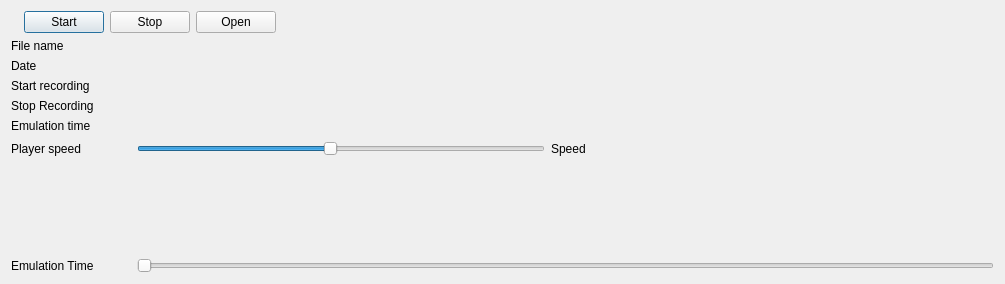
Above: device/pc/larus_emulator/emulator_ui.ui from larus-breeze/sw_frontend_rs before the change. Below: the same form after it.
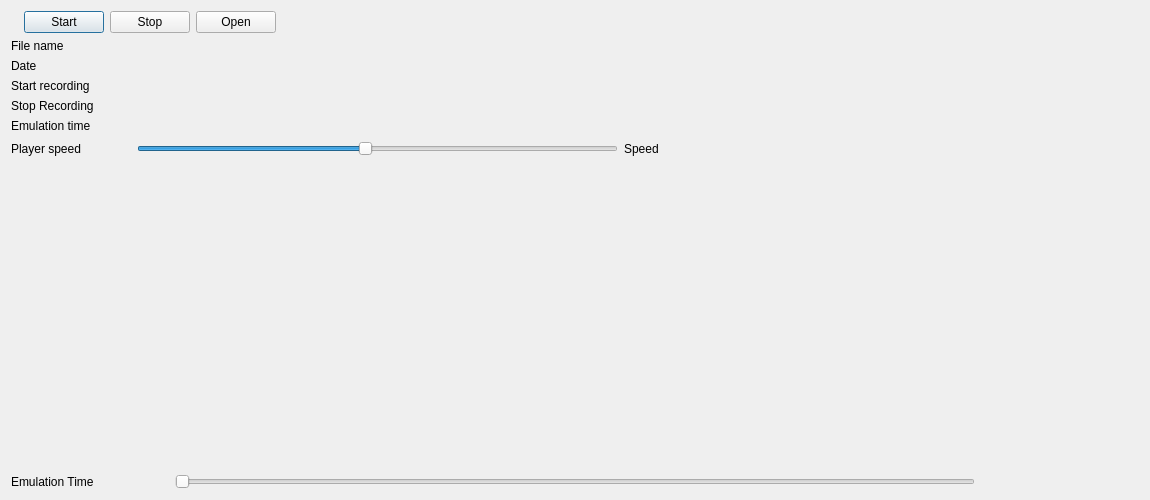
That is the form after the change.

```diff
--- a/device/pc/larus_emulator/emulator_ui.ui
+++ b/device/pc/larus_emulator/emulator_ui.ui
@@ -6,10 +6,16 @@
    <rect>
     <x>0</x>
     <y>0</y>
-    <width>1005</width>
-    <height>284</height>
+    <width>1150</width>
+    <height>500</height>
    </rect>
   </property>
+  <property name="sizePolicy">
+   <sizepolicy hsizetype="Fixed" vsizetype="Fixed">
+    <horstretch>0</horstretch>
+    <verstretch>0</verstretch>
+   </sizepolicy>
+  </property>
   <property name="windowTitle">
    <string>Dialog</string>
   </property>
@@ -304,10 +310,23 @@
      </property>
     </spacer>
    </item>
+   <item>
+    <widget class="QLabel" name="baroWidget">
+     <property name="text">
+      <string/>
+     </property>
+    </widget>
+   </item>
    <item>
     <layout class="QHBoxLayout" name="horizontalLayout">
      <item>
       <widget class="QLabel" name="lbEmulationTime">
+       <property name="sizePolicy">
+        <sizepolicy hsizetype="Expanding" vsizetype="Preferred">
+         <horstretch>0</horstretch>
+         <verstretch>0</verstretch>
+        </sizepolicy>
+       </property>
        <property name="minimumSize">
         <size>
          <width>120</width>
@@ -335,6 +354,19 @@
        </property>
       </widget>
      </item>
+     <item>
+      <widget class="QLabel" name="label">
+       <property name="sizePolicy">
+        <sizepolicy hsizetype="Expanding" vsizetype="Preferred">
+         <horstretch>0</horstretch>
+         <verstretch>0</verstretch>
+        </sizepolicy>
+       </property>
+       <property name="text">
+        <string/>
+       </property>
+      </widget>
+     </item>
     </layout>
    </item>
   </layout>
```
